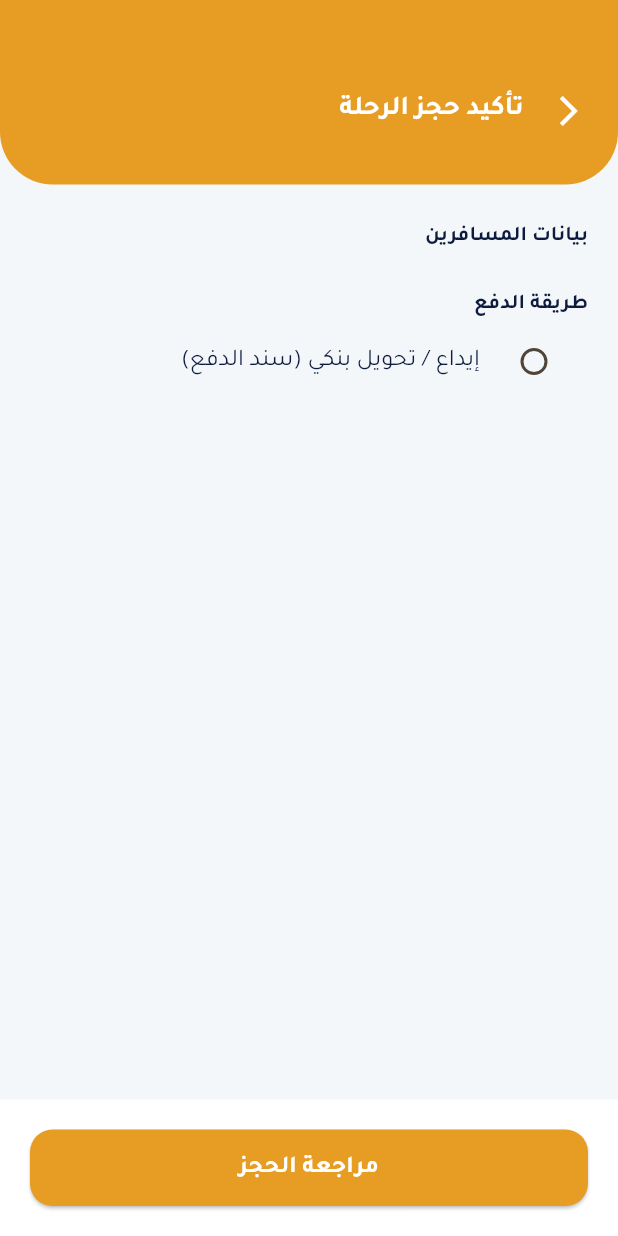
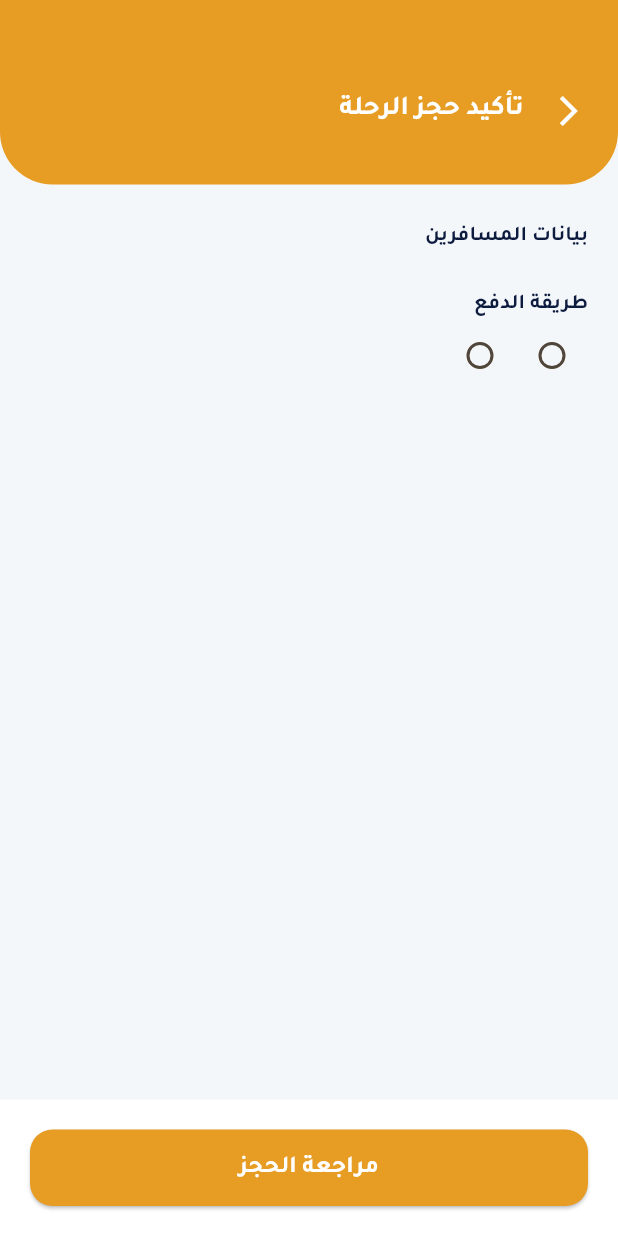
Before and after one commit to kamalalmosabi-ops/DREB, a Flutter app: the ReservationScreen screen opened directly with empty values, on a phone screen of 412 x 824 dp. Run offline on Flutter 3.47's test engine with Material 3 defaults, Android fonts, the phone set to English and light mode, and no system bars; our stand-ins replace dio, firebase_core, firebase_messaging, flutter_local_notifications, image_picker, pinput and 2 more; accounts and stored records are empty; network calls fail.

Commit message:
تحديث جديد لمشروعدرب

```diff
--- a/lib/core/services/notification_service.dart
+++ b/lib/core/services/notification_service.dart
@@ -17,6 +17,7 @@ class NotificationService {
     const InitializationSettings settings = InitializationSettings(
         android: androidSettings, iOS: DarwinInitializationSettings());
 
+    // تم إرجاع المعامل المسمى (settings:) للتوافق مع التحديث الجديد
     await _localNotifications.initialize(settings: settings);
 
     // 2. طلب إذن الإشعارات من المستخدم (مهم جداً لنظام iOS وأندرويد الحديث)
@@ -31,6 +32,7 @@ class NotificationService {
   }
 
   void _showLocalNotification(RemoteMessage message) {
+    // تم إرجاع المعاملات المسماة (id:, title:, body:, notificationDetails:) هنا أيضاً
     _localNotifications.show(
       id: message.hashCode,
       title: message.notification?.title,
--- a/lib/features/auth/presentation/screens/forgot_password_screen.dart
+++ b/lib/features/auth/presentation/screens/forgot_password_screen.dart
@@ -99,7 +99,7 @@ class _ForgotPasswordScreenState extends State<ForgotPasswordScreen> {
   Widget _buildLabel(String text, bool isAr, Color color) => Align(alignment: isAr ? Alignment.centerRight : Alignment.centerLeft, child: Padding(padding: const EdgeInsets.only(bottom: 8), child: Text(text, style: TextStyle(fontWeight: FontWeight.bold, color: color))));
   Widget _buildMainButton(String text, VoidCallback onTap) => SizedBox(width: double.infinity, height: 58, child: ElevatedButton(onPressed: onTap, style: ElevatedButton.styleFrom(backgroundColor: const Color(0xFFE79C24), shape: RoundedRectangleBorder(borderRadius: BorderRadius.circular(15))), child: Text(text, style: const TextStyle(fontSize: 18, color: Colors.white, fontWeight: FontWeight.bold))));
 
-  // ✅ تم ضبط اتجاه السهم الداخلي ليتناسب مع مكانه الجديد باليسار
+  //  تم ضبط اتجاه السهم الداخلي ليتناسب مع مكانه الجديد باليسار
   Widget _buildCircleBackButton(BuildContext context, bool isAr) => GestureDetector(
       onTap: () => Navigator.pop(context),
       child: Container(
--- a/lib/features/bookings/presentation/screens/my_bookings_screen.dart
+++ b/lib/features/bookings/presentation/screens/my_bookings_screen.dart
@@ -186,7 +186,9 @@ class _MyBookingsScreenState extends State<MyBookingsScreen> {
     String currentStatusName = "غير معروف";
     try {
       currentStatusName = _statuses.firstWhere((s) => s['id'] == _selectedStatusId)['statusName'];
-    } catch(e) {}
+    } catch(e) {
+      debugPrint(e.toString());
+    }
 
     return Container(
       margin: const EdgeInsets.symmetric(horizontal: 20, vertical: 10),
--- a/lib/features/bookings/presentation/screens/reservation_screen.dart
+++ b/lib/features/bookings/presentation/screens/reservation_screen.dart
@@ -51,7 +51,7 @@ class _ReservationScreenState extends State<ReservationScreen> {
     _formKey.currentState!.save();
 
     if (_paymentMethod == null) {
-      ScaffoldMessenger.of(context).showSnackBar(SnackBar(content: Text(loc.translate('please_select_payment_method') ?? 'يرجى اختيار طريقة الدفع')));
+      ScaffoldMessenger.of(context).showSnackBar(SnackBar(content: Text(loc.translate('please_select_payment_method'))));
       return;
     }
 
@@ -98,10 +98,10 @@ class _ReservationScreenState extends State<ReservationScreen> {
                   padding: const EdgeInsets.symmetric(horizontal: 20),
                   children: [
                     const SizedBox(height: 25),
-                    _buildSectionTitle(loc.translate('passengers_data') ?? 'بيانات الركاب', textColor),
+                    _buildSectionTitle(loc.translate('passengers_data'), textColor),
                     ...List.generate(widget.ticketCount, (index) => _buildPassengerCard(index, loc, isAr, cardColor, inputBgColor, textColor)),
                     const SizedBox(height: 25),
-                    _buildSectionTitle(loc.translate('payment_method') ?? 'طريقة الدفع', textColor),
+                    _buildSectionTitle(loc.translate('payment_method'), textColor),
                     _buildPaymentMethodSelector(loc, textColor),
                     const SizedBox(height: 50),
                   ],
@@ -121,7 +121,7 @@ class _ReservationScreenState extends State<ReservationScreen> {
       child: Row(
         children: [
           IconButton(onPressed: () => Navigator.pop(context), icon: Icon(isAr ? Icons.arrow_back_ios : Icons.arrow_forward_ios, color: Colors.white)),
-          Text(loc.translate('confirm_trip_booking') ?? 'تأكيد الحجز', style: const TextStyle(color: Colors.white, fontSize: 18, fontWeight: FontWeight.bold)),
+          Text(loc.translate('confirm_trip_booking'), style: const TextStyle(color: Colors.white, fontSize: 18, fontWeight: FontWeight.bold)),
         ],
       ),
     );
@@ -135,9 +135,9 @@ class _ReservationScreenState extends State<ReservationScreen> {
       child: Column(
         crossAxisAlignment: CrossAxisAlignment.start,
         children: [
-           Text("${loc.translate('passenger_data_singular') ?? 'بيانات الراكب'} ${index + 1}", style: TextStyle(fontWeight: FontWeight.bold, color: textColor)),
+           Text("${loc.translate('passenger_data_singular')} ${index + 1}", style: TextStyle(fontWeight: FontWeight.bold, color: textColor)),
            const SizedBox(height: 15),
-           _buildField(loc.translate('full_name') ?? 'الاسم الرباعي', Icons.person, (v) => passengers[index].fullName = v ?? "", inputBgColor, isAr),
+           _buildField(loc.translate('full_name'), Icons.person, (v) => passengers[index].fullName = v ?? "", inputBgColor, isAr),
            const SizedBox(height: 10),
            // ✅ تم تحديد الحد الأقصى للهوية بـ 11 رقم
            _buildField("رقم الهوية / الجواز", Icons.badge, (v) => passengers[index].nationalId = v ?? "", inputBgColor, isAr, isNumber: true, maxLength: 11),
@@ -189,11 +189,19 @@ class _ReservationScreenState extends State<ReservationScreen> {
 
   Widget _buildSectionTitle(String t, Color textColor) => Text(t, style: TextStyle(fontWeight: FontWeight.bold, color: textColor));
 
-  Widget _buildPaymentMethodSelector(AppLocalizations loc, Color textColor) => RadioListTile<String>(
-    title: Text(loc.translate('bank_transfer_deposit') ?? 'تحويل بنكي', style: TextStyle(color: textColor)),
-    value: "سند",
-    groupValue: _paymentMethod,
-    activeColor: primaryColor,
-    onChanged: (v) => setState(() => _paymentMethod = v)
-  );
-}
+  Widget _buildPaymentMethodSelector(AppLocalizations loc, Color textColor) =>RadioGroup<String>(
+  groupValue: _paymentMethod, // نقلناها هنا للأب
+  onChanged: (v) => setState(() => _paymentMethod = v), // نقلناها هنا للأب
+  child: Row( // أو Column حسب تصميم صفحتك
+    children: [
+      Radio<String>(
+        value: 'cash',
+        activeColor: primaryColor,
+      ),
+      Radio<String>(
+        value: 'card',
+        activeColor: primaryColor,
+      ),
+    ],
+  ),
+);}
```
Also changed, not shown: lib/core/utils/validators.dart (+10 -5 lines), lib/features/auth/presentation/screens/register_step2_screen.dart (+7 -2 lines), pubspec.yaml (+10 -0 lines), pubspec.lock, 29 other files.
